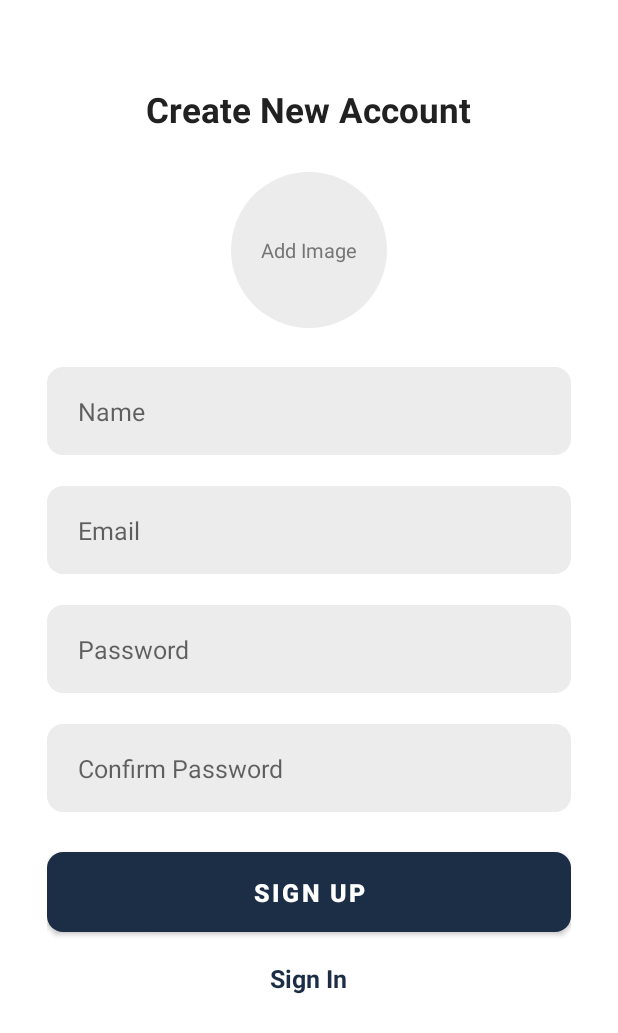
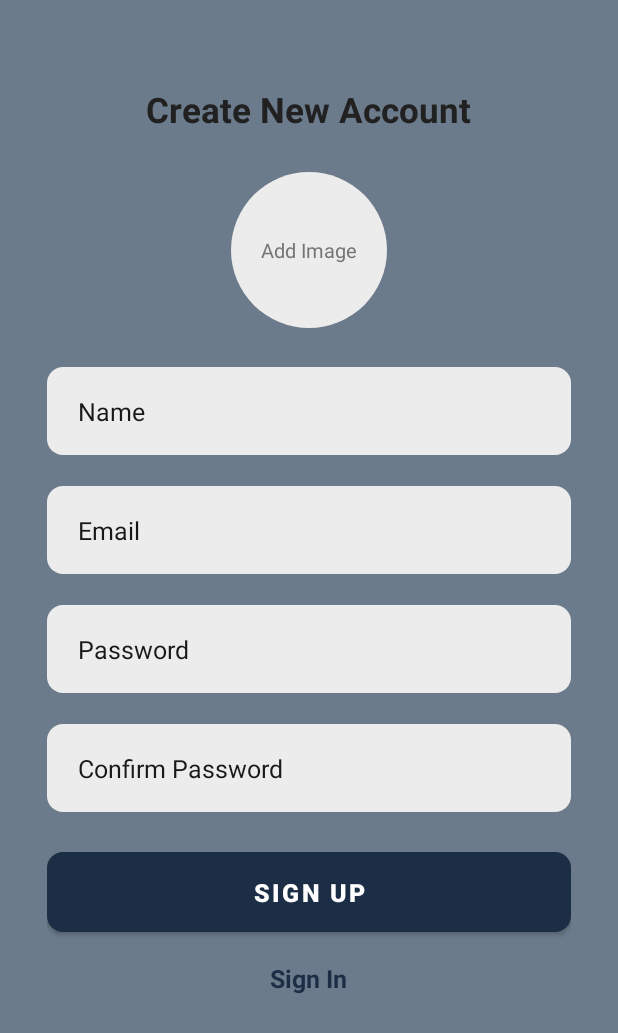
Before and after one commit to Guna-Pandi/MyChat, an Android app: the SignUpActivity screen opened directly, with no data from a screen before it, on a phone screen of 412 x 824 dp. Shown: the top 1033 px of the screen. Run offline under Robolectric (Android 15) with nearby library versions, the phone set to English and light mode, and no system bars; our stand-ins replace Firebase (no records; nobody signed in at launch, a user with empty details on screens opened directly), sdp/ssp sizes; plain views replace RoundedImageView.

Commit message:
Completed:dark mode corrections

```diff
--- a/app/src/main/res/drawable/background_content_bottom.xml
+++ b/app/src/main/res/drawable/background_content_bottom.xml
@@ -1,7 +1,7 @@
 <?xml version="1.0" encoding="utf-8"?>
 <shape xmlns:android="http://schemas.android.com/apk/res/android"
     android:shape="rectangle">
-    <solid android:color="@color/white"/>
+    <solid android:color="@color/backgrd"/>
     <corners
         android:topLeftRadius="@dimen/_32sdp"
         android:topRightRadius="@dimen/_32sdp"/>
--- a/app/src/main/res/drawable/background_content_top.xml
+++ b/app/src/main/res/drawable/background_content_top.xml
@@ -1,7 +1,7 @@
 <?xml version="1.0" encoding="utf-8"?>
 <shape xmlns:android="http://schemas.android.com/apk/res/android"
     android:shape="rectangle">
-    <solid android:color="@color/white"/>
+    <solid android:color="@color/backgrd"/>
     <corners android:bottomLeftRadius="@dimen/_32sdp"
         android:bottomRightRadius="@dimen/_32sdp"/>
 
--- a/app/src/main/res/layout/activity_sign_in.xml
+++ b/app/src/main/res/layout/activity_sign_in.xml
@@ -6,6 +6,7 @@
     android:layout_height="match_parent"
     android:clipToPadding="false"
     android:overScrollMode="never"
+    android:background="@color/backgrd2"
     android:padding="@dimen/_24sdp"
     android:scrollbars="none"
     tools:context=".activites.SignInActivity">
@@ -30,7 +31,7 @@
             android:layout_height="wrap_content"
             android:layout_marginTop="@dimen/_4sdp"
             android:text="@string/login_to_continue"
-            android:textColor="@color/secondary_text"
+            android:textColor="@color/white"
             android:textSize="@dimen/_12ssp"
             android:textStyle="bold"
             />
@@ -47,6 +48,7 @@
             android:paddingStart="@dimen/_16sdp"
             android:paddingEnd="@dimen/_16sdp"
             android:textColor="@color/primary_text"
+            android:textColorHint="@color/black"
             android:textSize="@dimen/_13ssp"
             tools:ignore="InvalidId" />
 
@@ -63,6 +65,7 @@
             android:paddingStart="@dimen/_16sdp"
             android:paddingEnd="@dimen/_16sdp"
             android:textColor="@color/primary_text"
+            android:textColorHint="@color/black"
             android:textSize="@dimen/_13ssp"
             tools:ignore="InvalidId" />
 
--- a/app/src/main/res/layout/activity_sign_up.xml
+++ b/app/src/main/res/layout/activity_sign_up.xml
@@ -6,6 +6,7 @@
     android:layout_height="match_parent"
     android:clipToPadding="false"
     android:overScrollMode="never"
+    android:background="@color/backgrd2"
     android:padding="@dimen/_24sdp"
     android:scrollbars="none"
     tools:context=".activites.SignUpActivity">
@@ -58,7 +59,8 @@
             android:inputType="text"
             android:paddingStart="@dimen/_16sdp"
             android:paddingEnd="@dimen/_16sdp"
-            android:textColor="@color/primary_text"
+            android:textColor="@color/secondary_text"
+            android:textColorHint="@color/black"
             android:textSize="@dimen/_13ssp"
             tools:ignore="InvalidId" />
 
@@ -74,7 +76,8 @@
             android:inputType="textEmailAddress"
             android:paddingStart="@dimen/_16sdp"
             android:paddingEnd="@dimen/_16sdp"
-            android:textColor="@color/primary_text"
+            android:textColor="@color/secondary_text"
+            android:textColorHint="@color/black"
             android:textSize="@dimen/_13ssp"
             tools:ignore="InvalidId" />
 
@@ -90,7 +93,8 @@
             android:inputType="textPassword"
             android:paddingStart="@dimen/_16sdp"
             android:paddingEnd="@dimen/_16sdp"
-            android:textColor="@color/primary_text"
+            android:textColor="@color/secondary_text"
+            android:textColorHint="@color/black"
             android:textSize="@dimen/_13ssp"
             tools:ignore="InvalidId" />
 
@@ -106,7 +110,8 @@
             android:inputType="textPassword"
             android:paddingStart="@dimen/_16sdp"
             android:paddingEnd="@dimen/_16sdp"
-            android:textColor="@color/primary_text"
+            android:textColor="@color/secondary_text"
+            android:textColorHint="@color/black"
             android:textSize="@dimen/_13ssp"
             tools:ignore="InvalidId" />
         <FrameLayout
--- a/app/src/main/res/layout/item_container_received_message.xml
+++ b/app/src/main/res/layout/item_container_received_message.xml
@@ -39,7 +39,7 @@
         android:layout_width="0dp"
         android:layout_height="wrap_content"
         android:layout_marginTop="@dimen/_4sdp"
-        android:textColor="@color/secondary_text"
+        android:textColor="@color/white"
         android:textSize="@dimen/_8ssp"
         app:layout_constraintStart_toStartOf="@id/textMessage"
         app:layout_constraintTop_toBottomOf="@id/textMessage"
--- a/app/src/main/res/layout/item_container_recent_conversion.xml
+++ b/app/src/main/res/layout/item_container_recent_conversion.xml
@@ -25,6 +25,7 @@
         android:ellipsize="end"
         android:maxLines="1"
         android:textColor="@color/primary_text"
+        android:textStyle="bold"
         android:textSize="@dimen/_13ssp"
         app:layout_constraintEnd_toEndOf="parent"
         app:layout_constraintStart_toEndOf="@id/imageProfile"
@@ -38,7 +39,7 @@
         android:layout_marginEnd="@dimen/_8sdp"
         android:ellipsize="end"
         android:maxLines="1"
-        android:textColor="@color/secondary_text"
+        android:textColor="@color/white"
         android:textSize="@dimen/_12ssp"
         app:layout_constraintEnd_toEndOf="parent"
         app:layout_constraintStart_toEndOf="@id/imageProfile"
--- a/app/src/main/res/layout/item_container_sent_message.xml
+++ b/app/src/main/res/layout/item_container_sent_message.xml
@@ -28,7 +28,7 @@
         android:layout_width="0dp"
         android:layout_height="wrap_content"
         android:layout_marginTop="@dimen/_4sdp"
-        android:textColor="@color/secondary_text"
+        android:textColor="@color/white"
         android:textSize="@dimen/_8ssp"
         app:layout_constraintEnd_toEndOf="parent"
         app:layout_constraintTop_toBottomOf="@id/textMessage"
--- a/app/src/main/res/layout/item_container_user.xml
+++ b/app/src/main/res/layout/item_container_user.xml
@@ -25,6 +25,7 @@
         android:ellipsize="end"
         android:maxLines="1"
         android:textColor="@color/primary_text"
+        android:textStyle="bold"
         android:textSize="@dimen/_13ssp"
         app:layout_constraintEnd_toEndOf="parent"
         app:layout_constraintStart_toEndOf="@id/imageProfile"
@@ -38,7 +39,7 @@
         android:layout_marginEnd="@dimen/_8sdp"
         android:ellipsize="end"
         android:maxLines="1"
-        android:textColor="@color/secondary_text"
+        android:textColor="@color/white"
         android:textSize="@dimen/_10ssp"
         app:layout_constraintEnd_toEndOf="parent"
         app:layout_constraintStart_toEndOf="@id/imageProfile"
--- a/app/src/main/res/values-night/themes.xml
+++ b/app/src/main/res/values-night/themes.xml
@@ -3,4 +3,5 @@
         <item name="colorPrimary">@color/primary_dark</item>
         <item name="android:statusBarColor">@color/primary_dark</item>
     </style>
+
 </resources>
--- a/app/src/main/res/values/colors.xml
+++ b/app/src/main/res/values/colors.xml
@@ -5,6 +5,9 @@
     <color name="primary_text">#212121</color>
     <color name="secondary_text">#757575</color>
     <color name="white">#FFFFFF</color>
+    <color name="backgrd">#778899</color>
+    <color name="backgrd2">#6C7B8B</color>
+    <color name="black">#181818</color>
     <color name="input_background">#ECECEC</color>
     <color name="icon_background">#20FFFFFF</color>
     <color name="error">#B00020</color>
```
Also changed, not shown: app/src/main/java/com/example/mychat/activites/MainActivity.java (+61 -0 lines).
